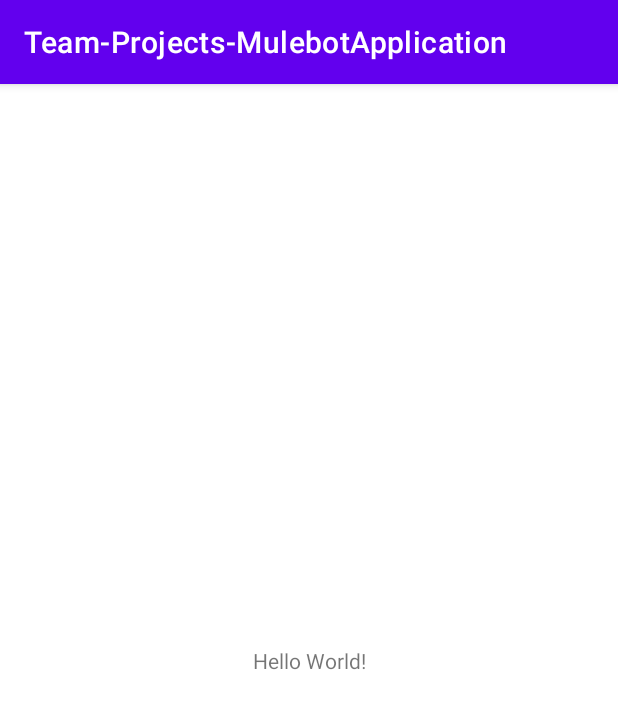
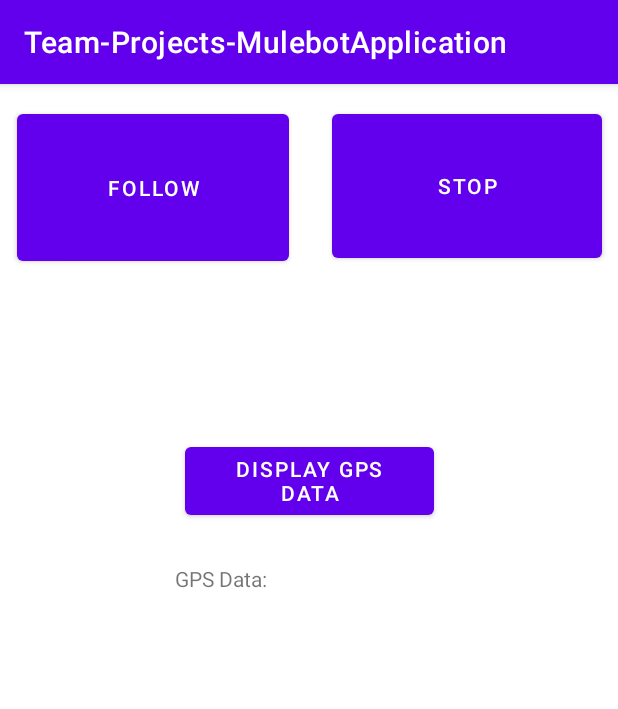
Before and after one commit to brienschmaltz/Team-Projects-Mulebot-MobileApplication, an Android app: the screen it shows after launch (MainActivity), on a phone screen of 412 x 824 dp. Shown: the top 709 px of the screen. Run offline under Robolectric (Android 15) with nearby library versions, the phone set to English and light mode, and no system bars.

Commit message:
Basic app functionality

```diff
--- a/app/src/main/java/com/example/team_projects_mulebotapplication/MainActivity.java
+++ b/app/src/main/java/com/example/team_projects_mulebotapplication/MainActivity.java
@@ -3,12 +3,34 @@ package com.example.team_projects_mulebotapplication;
 import androidx.appcompat.app.AppCompatActivity;
 
 import android.os.Bundle;
+import android.view.View;
+import android.widget.Button;
+import android.widget.TextView;
 
 public class MainActivity extends AppCompatActivity {
+    String gps_example_text;
+    TextView txtView;
+    Button d_button, f_button;
+
 
     @Override
     protected void onCreate(Bundle savedInstanceState) {
+        //Essentially required code to instantiate app and its code
         super.onCreate(savedInstanceState);
         setContentView(R.layout.activity_main);
+
+        //Define var
+        gps_example_text ="GPS Data: 55.01, 78.66";
+
+        //Attaching GUI to code
+        d_button = (Button)findViewById(R.id.d_button);
+        txtView = (TextView)findViewById(R.id.gps_data_textview);
+
+        //Button to change text box to gps_example_text
+        d_button.setOnClickListener(new View.OnClickListener() {
+            public void onClick(View view) {
+                txtView.setText(gps_example_text);
+            }
+        });
     }
 }
--- a/app/src/main/res/layout/activity_main.xml
+++ b/app/src/main/res/layout/activity_main.xml
@@ -7,12 +7,49 @@
     tools:context=".MainActivity">
 
     <TextView
-        android:layout_width="wrap_content"
-        android:layout_height="wrap_content"
-        android:text="Hello World!"
-        app:layout_constraintBottom_toBottomOf="parent"
-        app:layout_constraintLeft_toLeftOf="parent"
-        app:layout_constraintRight_toRightOf="parent"
+        android:id="@+id/gps_data_textview"
+        android:layout_width="179dp"
+        android:layout_height="47dp"
+        android:layout_marginTop="320dp"
+        android:text="@string/GPS_DATA_string"
+        app:layout_constraintEnd_toEndOf="parent"
+        app:layout_constraintHorizontal_bias="0.501"
+        app:layout_constraintStart_toStartOf="parent"
         app:layout_constraintTop_toTopOf="parent" />
 
+    <Button
+        android:id="@+id/follow_button"
+        android:layout_width="181dp"
+        android:layout_height="110dp"
+        android:text="@string/follow_string"
+        app:layout_constraintBottom_toBottomOf="parent"
+        app:layout_constraintEnd_toEndOf="parent"
+        app:layout_constraintHorizontal_bias="0.048"
+        app:layout_constraintStart_toStartOf="parent"
+        app:layout_constraintTop_toTopOf="parent"
+        app:layout_constraintVertical_bias="0.021" />
+
+    <Button
+        android:id="@+id/d_button"
+        android:layout_width="166dp"
+        android:layout_height="57dp"
+        android:text="@string/display_gps_data_string"
+        app:layout_constraintBottom_toBottomOf="parent"
+        app:layout_constraintEnd_toEndOf="parent"
+        app:layout_constraintStart_toStartOf="parent"
+        app:layout_constraintTop_toTopOf="parent"
+        app:layout_constraintVertical_bias="0.332" />
+
+    <Button
+        android:id="@+id/stop_button"
+        android:layout_width="180dp"
+        android:layout_height="108dp"
+        android:text="@string/stop_string"
+        app:layout_constraintBottom_toBottomOf="parent"
+        app:layout_constraintEnd_toEndOf="parent"
+        app:layout_constraintHorizontal_bias="0.951"
+        app:layout_constraintStart_toStartOf="@+id/follow_button"
+        app:layout_constraintTop_toTopOf="parent"
+        app:layout_constraintVertical_bias="0.021" />
+
 </androidx.constraintlayout.widget.ConstraintLayout>
--- a/app/src/main/res/values/strings.xml
+++ b/app/src/main/res/values/strings.xml
@@ -1,3 +1,7 @@
 <resources>
     <string name="app_name">Team-Projects-MulebotApplication</string>
+    <string name="GPS_DATA_string">GPS Data:</string>
+    <string name="follow_string">Follow</string>
+    <string name="stop_string">Stop</string>
+    <string name="display_gps_data_string">Display GPS Data</string>
 </resources>
```
